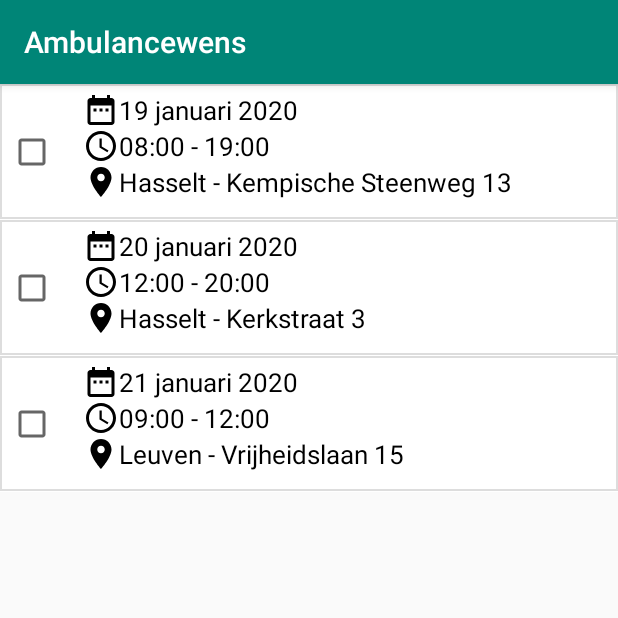
After one commit to jochenLekens/wensambulance_T3, an Android app: the WensListFragment screen opened directly, with no data from a screen before it, on a phone screen of 412 x 824 dp, the top half of it. The commit adds this screen. Run offline under Robolectric (Android 15) with nearby library versions, the phone set to English and light mode, and no system bars.

Commit message:
Navigation with fragments

```diff
--- a/app/build.gradle
+++ b/app/build.gradle
@@ -21,6 +21,8 @@ android {
 }
 
 dependencies {
+    def nav_version = "2.3.0-alpha02"
+
     implementation fileTree(dir: 'libs', include: ['*.jar'])
     implementation 'androidx.appcompat:appcompat:1.0.2'
     implementation 'com.google.android.material:material:1.0.0'
@@ -28,8 +30,13 @@ dependencies {
     implementation 'androidx.constraintlayout:constraintlayout:1.1.3'
     implementation 'androidx.lifecycle:lifecycle-extensions:2.0.0'
     implementation 'com.google.firebase:firebase-auth:19.2.0'
+    implementation 'androidx.legacy:legacy-support-v4:1.0.0'
     testImplementation 'junit:junit:4.12'
     androidTestImplementation 'androidx.test.ext:junit:1.1.0'
     androidTestImplementation 'androidx.test.espresso:espresso-core:3.1.1'
     implementation 'com.google.firebase:firebase-database:19.2.1'
+
+    implementation "androidx.navigation:navigation-fragment:$nav_version"
+    implementation "androidx.navigation:navigation-ui:$nav_version"
+    implementation "androidx.navigation:navigation-dynamic-features-fragment:$nav_version"
 }
--- /dev/null
+++ b/app/src/main/java/android/a/ambulancewens/fragments/WensListFragment.java
@@ -0,0 +1,64 @@
+package android.a.ambulancewens.fragments;
+
+
+import android.a.ambulancewens.adapters.RecyclerViewAdapter;
+import android.os.Bundle;
+
+import androidx.fragment.app.Fragment;
+import androidx.recyclerview.widget.LinearLayoutManager;
+import androidx.recyclerview.widget.RecyclerView;
+
+import android.view.LayoutInflater;
+import android.view.View;
+import android.view.ViewGroup;
+
+import android.a.ambulancewens.R;
+
+import java.util.ArrayList;
+
+/**
+ * A simple {@link Fragment} subclass.
+ */
+public class WensListFragment extends Fragment {
+
+    private ArrayList<String> mDates  = new ArrayList<>();
+    private ArrayList<String> mTimes = new ArrayList<>();
+    private ArrayList<String> mLocations = new ArrayList<>();
+    private RecyclerView recyclerView;
+
+    public WensListFragment() {
+        // Required empty public constructor
+    }
+
+    @Override
+    public View onCreateView(LayoutInflater inflater, ViewGroup container,
+                             Bundle savedInstanceState) {
+        // Inflate the layout for this fragment
+        View view = inflater.inflate(R.layout.fragment_wens_list, container, false);
+        recyclerView = view.findViewById(R.id.recycler_view);
+
+        this.fillDummyData();
+        this.initRecyclerView();
+
+        return view;
+    }
+
+    private void initRecyclerView() {
+        RecyclerViewAdapter adapter = new RecyclerViewAdapter(mDates, mTimes, mLocations, getContext());
+        recyclerView.setAdapter(adapter);
+        recyclerView.setLayoutManager(new LinearLayoutManager(getContext()));
+    }
+
+
+    public void fillDummyData(){
+        mDates.add("19 januari 2020");
+        mDates.add("20 januari 2020");
+        mDates.add("21 januari 2020");
+        mTimes.add("08:00 - 19:00");
+        mTimes.add("12:00 - 20:00");
+        mTimes.add("09:00 - 12:00");
+        mLocations.add("Hasselt - Kempische Steenweg 13");
+        mLocations.add("Hasselt - Kerkstraat 3");
+        mLocations.add("Leuven - Vrijheidslaan 15");
+    }
+}
--- a/app/src/main/java/android/a/ambulancewens/ui/MainActivity.java
+++ b/app/src/main/java/android/a/ambulancewens/ui/MainActivity.java
@@ -20,27 +20,5 @@ public class MainActivity extends AppCompatActivity {
     protected void onCreate(Bundle savedInstanceState) {
         super.onCreate(savedInstanceState);
         setContentView(R.layout.activity_main);
-        this.fillDummyData();
-        this.initRecyclerView();
-    }
-
-    private void initRecyclerView() {
-        RecyclerView recyclerView = findViewById(R.id.recycler_view);
-        RecyclerViewAdapter adapter = new RecyclerViewAdapter(mDates, mTimes, mLocations, this);
-        recyclerView.setAdapter(adapter);
-        recyclerView.setLayoutManager(new LinearLayoutManager(this));
-    }
-
-
-    public void fillDummyData(){
-        mDates.add("19 januari 2020");
-        mDates.add("20 januari 2020");
-        mDates.add("21 januari 2020");
-        mTimes.add("08:00 - 19:00");
-        mTimes.add("12:00 - 20:00");
-        mTimes.add("09:00 - 12:00");
-        mLocations.add("Hasselt - Kempische Steenweg 13");
-        mLocations.add("Hasselt - Kerkstraat 3");
-        mLocations.add("Leuven - Vrijheidslaan 15");
     }
 }
--- a/app/src/main/res/layout/activity_main.xml
+++ b/app/src/main/res/layout/activity_main.xml
@@ -1,13 +1,23 @@
 <?xml version="1.0" encoding="utf-8"?>
-<RelativeLayout xmlns:android="http://schemas.android.com/apk/res/android"
-    android:layout_width="match_parent" android:layout_height="match_parent">
+<androidx.constraintlayout.widget.ConstraintLayout
+    xmlns:android="http://schemas.android.com/apk/res/android"
+    xmlns:app="http://schemas.android.com/apk/res-auto"
+    xmlns:tools="http://schemas.android.com/tools"
+    android:layout_width="match_parent"
+    android:layout_height="match_parent"
+    tools:context=".ui.MainActivity">
 
+    <fragment
+        android:id="@+id/nav_host_fragment"
+        android:name="androidx.navigation.fragment.NavHostFragment"
+        android:layout_width="0dp"
+        android:layout_height="0dp"
+        app:layout_constraintLeft_toLeftOf="parent"
+        app:layout_constraintRight_toRightOf="parent"
+        app:layout_constraintTop_toTopOf="parent"
+        app:layout_constraintBottom_toBottomOf="parent"
 
-    <androidx.recyclerview.widget.RecyclerView
-        android:layout_width="match_parent"
-        android:layout_height="match_parent"
-        android:id="@+id/recycler_view">
-    </androidx.recyclerview.widget.RecyclerView>
+        app:defaultNavHost="true"
+        app:navGraph="@navigation/navigation" />
 
-
-</RelativeLayout>
+</androidx.constraintlayout.widget.ConstraintLayout>
--- /dev/null
+++ b/app/src/main/res/layout/fragment_wens_list.xml
@@ -0,0 +1,13 @@
+<?xml version="1.0" encoding="utf-8"?>
+<RelativeLayout xmlns:android="http://schemas.android.com/apk/res/android"
+    android:layout_width="match_parent" android:layout_height="match_parent">
+
+
+    <androidx.recyclerview.widget.RecyclerView
+        android:layout_width="match_parent"
+        android:layout_height="match_parent"
+        android:id="@+id/recycler_view">
+    </androidx.recyclerview.widget.RecyclerView>
+
+
+</RelativeLayout>
--- /dev/null
+++ b/app/src/main/res/navigation/navigation.xml
@@ -0,0 +1,10 @@
+<?xml version="1.0" encoding="utf-8"?>
+<navigation xmlns:android="http://schemas.android.com/apk/res/android"
+    xmlns:app="http://schemas.android.com/apk/res-auto" android:id="@+id/navigation"
+    app:startDestination="@id/wensListFragment">
+
+    <fragment
+        android:id="@+id/wensListFragment"
+        android:name="android.a.ambulancewens.fragments.WensListFragment"
+        android:label="WensListFragment" />
+</navigation>
--- a/app/src/main/res/values/strings.xml
+++ b/app/src/main/res/values/strings.xml
@@ -9,4 +9,7 @@
     <string name="invalid_username">Not a valid username</string>
     <string name="invalid_password">Password must be >5 characters</string>
     <string name="login_failed">"Login failed"</string>
+
+    <!-- TODO: Remove or change this placeholder text -->
+    <string name="hello_blank_fragment">Hello blank fragment</string>
 </resources>
```
